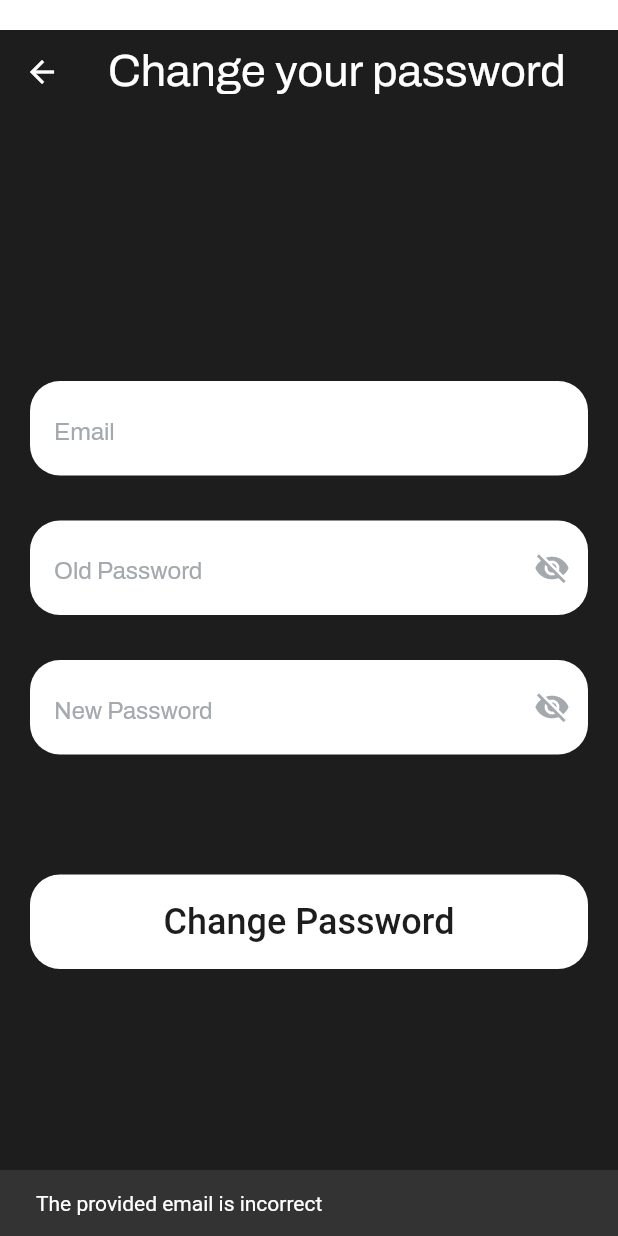
After one commit to lucashlz/AREA, a Flutter app: the ChangePasswordPage screen opened directly, after a tap on "Change Password", on a phone screen of 412 x 824 dp. The commit adds this screen. Run offline on Flutter 3.47's test engine with Material 2 defaults, Android fonts, the phone set to English and light mode, and no system bars; our stand-ins replace shared_preferences; accounts and stored records are empty; network calls fail.

Commit message:
[ADD] change email and change password pages

```diff
--- a/front/mobileapp/lib/components/my_input.dart
+++ b/front/mobileapp/lib/components/my_input.dart
@@ -1,16 +1,25 @@
 import 'package:flutter/material.dart';
 
-class MyInput extends StatelessWidget {
+class MyInput extends StatefulWidget {
   final String hint;
   final bool obscureText;
   final TextEditingController? controller;
+  final TextInputType keyboardType;
 
   const MyInput({
     required this.hint,
     this.obscureText = false,
     this.controller,
+    this.keyboardType = TextInputType.text,
     Key? key,
   }) : super(key: key);
+
+  @override
+  MyInputState createState() => MyInputState();
+}
+
+class MyInputState extends State<MyInput> {
+  bool _passwordVisible = false;
 
   @override
   Widget build(BuildContext context) {
@@ -22,10 +31,11 @@ class MyInput extends StatelessWidget {
         borderRadius: BorderRadius.circular(20),
       ),
       child: TextField(
-        controller: controller,
-        obscureText: obscureText,
+        controller: widget.controller,
+        obscureText: widget.obscureText && !_passwordVisible,
+        keyboardType: widget.keyboardType,
         decoration: InputDecoration(
-          hintText: hint,
+          hintText: widget.hint,
           hintStyle: const TextStyle(
             color: Color(0xFFA4A9AE),
             fontFamily: 'Archivo',
@@ -38,6 +48,19 @@ class MyInput extends StatelessWidget {
             borderRadius: BorderRadius.circular(20),
             borderSide: BorderSide.none,
           ),
+          suffixIcon: widget.obscureText
+              ? IconButton(
+                  icon: Icon(
+                    _passwordVisible ? Icons.visibility : Icons.visibility_off,
+                    color: const Color(0xFFA4A9AE),
+                  ),
+                  onPressed: () {
+                    setState(() {
+                      _passwordVisible = !_passwordVisible;
+                    });
+                  },
+                )
+              : null,
         ),
       ),
     );
--- /dev/null
+++ b/front/mobileapp/lib/screens/change_password_page.dart
@@ -0,0 +1,171 @@
+import 'package:flutter/material.dart';
+import '../components/my_input.dart';
+import '../components/my_button.dart';
+import 'package:http/http.dart' as http;
+import 'dart:convert';
+import 'package:shared_preferences/shared_preferences.dart';
+
+class ChangePasswordPage extends StatefulWidget {
+  const ChangePasswordPage({super.key});
+
+  @override
+  ChangePasswordPageState createState() => ChangePasswordPageState();
+}
+
+class ChangePasswordPageState extends State<ChangePasswordPage> {
+  final TextEditingController emailController = TextEditingController();
+  final TextEditingController oldPasswordController = TextEditingController();
+  final TextEditingController newPasswordController = TextEditingController();
+  bool _passwordChanged = false;
+  String? _username;
+  String? _email;
+
+  @override
+  void initState() {
+    super.initState();
+    _loadProfileFromAPI();
+  }
+
+  Future<void> _loadProfileFromAPI() async {
+    const String url = 'http://10.0.2.2:8080/profile';
+
+    SharedPreferences prefs = await SharedPreferences.getInstance();
+    String? token = prefs.getString('token');
+
+    if (token == null) {
+      print("No token found");
+      return;
+    }
+
+    final response = await http.get(Uri.parse(url), headers: {
+      'Content-Type': 'application/json',
+      'Authorization': 'Bearer $token',
+    });
+
+    if (response.statusCode == 200) {
+      final Map<String, dynamic> data = json.decode(response.body);
+      setState(() {
+        _username = data['username'];
+        _email = data['email'];
+      });
+    } else {
+      print('Error fetching profile: ${response.statusCode}');
+    }
+  }
+
+  void _navigateToHome() {
+    Navigator.of(context).pop();
+  }
+
+  Future<void> updatePassword() async {
+    if (_email != emailController.text) {
+      const snackBar = SnackBar(content: Text('The provided email is incorrect'));
+      ScaffoldMessenger.of(context).showSnackBar(snackBar);
+      return;
+    }
+    final SharedPreferences prefs = await SharedPreferences.getInstance();
+    final String? token = prefs.getString('token');
+
+    if (token == null) {
+      print("No token found");
+      return;
+    }
+
+    final Uri url = Uri.parse('http://10.0.2.2:8080/profile/update');
+
+    final response = await http.put(
+      url,
+      headers: {
+        'Content-Type': 'application/json',
+        'Authorization': 'Bearer $token',
+      },
+      body: json.encode({
+        "username": _username,
+        "email": emailController.text,
+        "oldPassword": oldPasswordController.text,
+        "newPassword": newPasswordController.text,
+      }),
+    );
+
+    if (response.statusCode == 200) {
+      final Map<String, dynamic> data = json.decode(response.body);
+      print(data['message']);
+      setState(() {
+        _passwordChanged = true;
+      });
+    } else {
+      print("Error updating password: ${response.body}");
+    }
+  }
+
+  @override
+  Widget build(BuildContext context) {
+    return Padding(
+      padding: const EdgeInsets.only(top: 20.0),
+      child: Scaffold(
+        backgroundColor: const Color(0xFF1D1D1D),
+        appBar: AppBar(
+          backgroundColor: Colors.transparent,
+          elevation: 0,
+          leading: IconButton(
+            icon: const Icon(Icons.arrow_back, color: Colors.white),
+            onPressed: _navigateToHome,
+          ),
+          title: const Text(
+            'Change your password',
+            style: TextStyle(
+              fontSize: 30,
+              fontFamily: 'Archivo',
+              color: Colors.white,
+            ),
+          ),
+          centerTitle: true,
+        ),
+        body: Padding(
+          padding: const EdgeInsets.symmetric(horizontal: 20.0),
+          child: Column(
+            mainAxisAlignment: MainAxisAlignment.center,
+            crossAxisAlignment: CrossAxisAlignment.stretch,
+            children: <Widget>[
+              MyInput(
+                controller: emailController,
+                hint: 'Email',
+                keyboardType: TextInputType.emailAddress,
+              ),
+              const SizedBox(height: 30),
+              MyInput(
+                controller: oldPasswordController,
+                hint: 'Old Password',
+                obscureText: true,
+              ),
+              const SizedBox(height: 30),
+              MyInput(
+                controller: newPasswordController,
+                hint: 'New Password',
+                obscureText: true,
+              ),
+              const SizedBox(height: 80),
+              MyButton(
+                onPressed: updatePassword,
+                label: 'Change Password',
+                fontSize: 24,
+              ),
+              if (_passwordChanged)
+                const Padding(
+                  padding: EdgeInsets.only(top: 20.0),
+                  child: Text(
+                    'Password changed successfully.',
+                    style: TextStyle(
+                      color: Colors.white,
+                      fontSize: 18,
+                    ),
+                    textAlign: TextAlign.center,
+                  ),
+                ),
+            ],
+          ),
+        ),
+      ),
+    );
+  }
+}
--- a/front/mobileapp/lib/screens/login_screen.dart
+++ b/front/mobileapp/lib/screens/login_screen.dart
@@ -1,7 +1,7 @@
 import 'package:flutter/material.dart';
 import 'package:http/http.dart' as http;
 import 'dart:convert';
-import 'home_screen.dart';
+import '../main_container.dart';
 import 'register_screen.dart';
 import '../components/my_button.dart';
 import '../components/my_input.dart';
@@ -22,7 +22,7 @@ class LoginScreenState extends State<LoginScreen> {
 void navigateToHome() {
   Navigator.pushReplacement(
     context,
-    MaterialPageRoute(builder: (context) => const HomeScreen()),
+    MaterialPageRoute(builder: (context) => const MainContainer()),
   );
 }
 
@@ -50,7 +50,7 @@ Future<void> login() async {
     navigateToHome();
   } else if(response.statusCode == 400) {
     setState(() {
-    errorMessage = 'Please validate your email before login.';
+    errorMessage = 'Please verify your mail is verified and your password and email are corrects.';
     });
     } else {
     setState(() {
```
Also changed, not shown: front/mobileapp/lib/main_container.dart (renamed from front/mobileapp/lib/screens/home_screen.dart, +7 -7 lines), front/mobileapp/lib/screens/account_page.dart (+89 -3 lines), front/mobileapp/lib/screens/change_mail_page.dart (added, +171 -0 lines).
